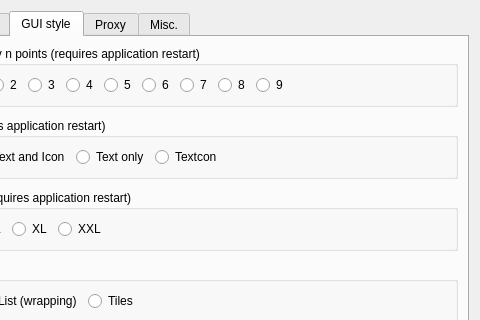
Above: src/preferences_dialog.ui from krispykiq/RcloneBrowser-1 before the change; both pictures show x 140 to 620 and y 0 to 320 of the 620 by 758 pixel window. Below: the same form after it.
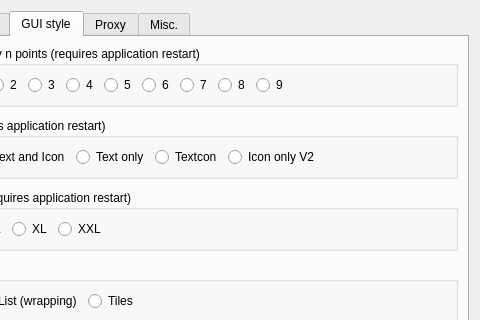
That is the form after the change. The open tabs and pages were chosen to show the change.

Commit message: add icon only v2

```diff
--- a/src/preferences_dialog.ui
+++ b/src/preferences_dialog.ui
@@ -745,6 +745,13 @@
             </property>
            </widget>
           </item>
+          <item>
+           <widget class="QRadioButton" name="cb_icononly2">
+            <property name="text">
+             <string>Icon only V2</string>
+            </property>
+           </widget>
+          </item>
           <item>
            <spacer name="horizontalSpacer_3">
             <property name="orientation">
```
The commit also changes 9 other files.
